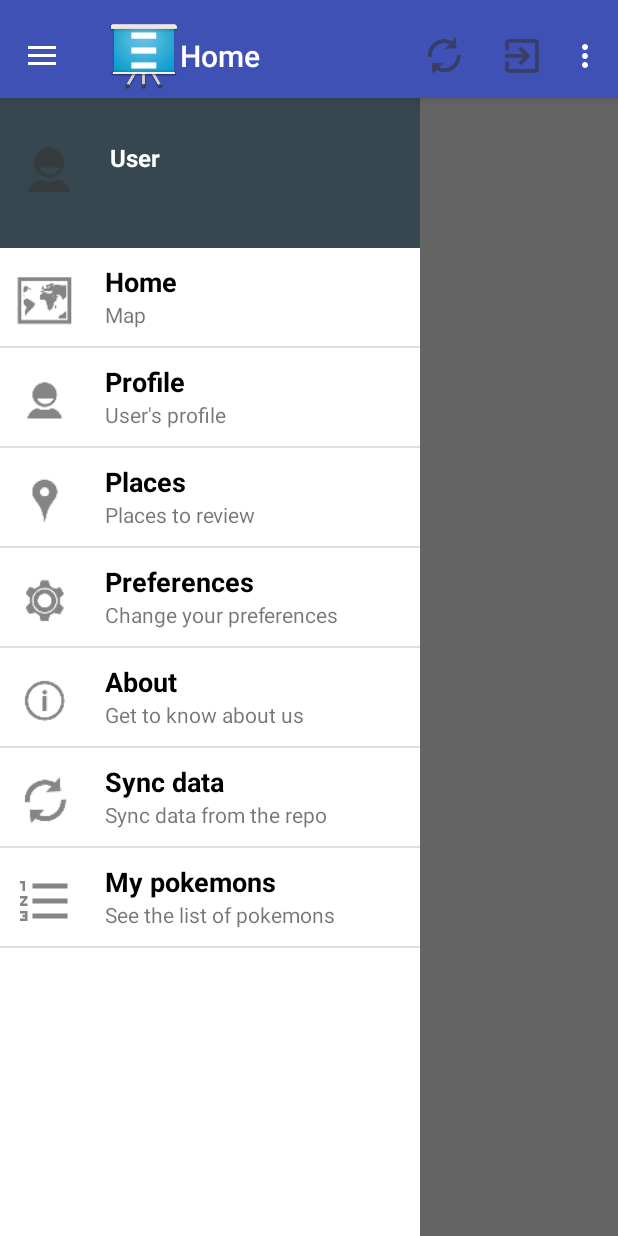
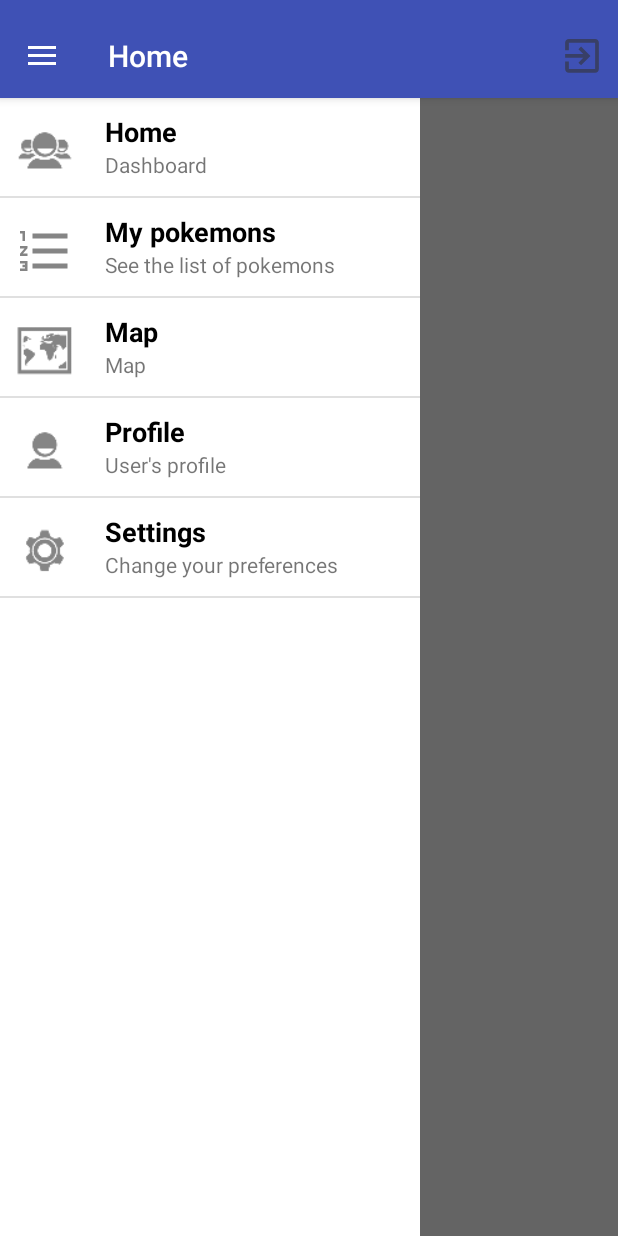
Before and after one commit to stefan096/android-pokeGo, an Android app: the MainActivity screen opened directly, with no data from a screen before it, with the side drawer open, on a phone screen of 412 x 824 dp. Run offline under Robolectric (Android 15) with nearby library versions, the phone set to English and light mode, and no system bars; 3 statements that could not run were skipped.

Commit message:
UI updates - menu, settings, profile etc. - #7

```diff
--- a/android/Reviewer/app/src/main/java/rs/reviewer/MainActivity.java
+++ b/android/Reviewer/app/src/main/java/rs/reviewer/MainActivity.java
@@ -31,6 +31,7 @@ import rs.reviewer.activities.LoginActivity;
 import rs.reviewer.activities.ProfileActivity;
 import rs.reviewer.activities.ReviewerPreferenceActivity;
 import rs.reviewer.adapters.DrawerListAdapter;
+import rs.reviewer.fragments.MapFragment;
 import rs.reviewer.fragments.MyFragment;
 import rs.reviewer.fragments.PokemonListFragment;
 import rs.reviewer.sync.SyncReceiver;
@@ -87,7 +88,6 @@ public class MainActivity extends AppCompatActivity {
 
         if (actionBar != null) {
             actionBar.setDisplayHomeAsUpEnabled(true);
-            actionBar.setIcon(R.drawable.ic_launcher);
             actionBar.setHomeAsUpIndicator(R.drawable.ic_drawer);
             actionBar.setHomeButtonEnabled(true);
         }
@@ -107,7 +107,7 @@ public class MainActivity extends AppCompatActivity {
 
             public void onDrawerOpened(View drawerView) {
 //                getActionBar().setTitle(mDrawerTitle);
-                getSupportActionBar().setTitle("iReviewer");
+                getSupportActionBar().setTitle("PokeGO");
                 invalidateOptionsMenu(); // creates call to onPrepareOptionsMenu()
             }
         };
@@ -165,7 +165,6 @@ public class MainActivity extends AppCompatActivity {
         if(allowSync){
             int interval = ReviewerTools.calculateTimeTillNextSync(Integer.parseInt(synctime));
             manager.setRepeating(AlarmManager.RTC_WAKEUP, System.currentTimeMillis(), interval, pendingIntent);
-            Toast.makeText(this, "Alarm Set", Toast.LENGTH_SHORT).show();
         }
 
         IntentFilter filter = new IntentFilter();
@@ -175,13 +174,11 @@ public class MainActivity extends AppCompatActivity {
     }
 
     private void prepareMenu(ArrayList<NavItem> mNavItems ){
-    	mNavItems.add(new NavItem(getString(R.string.home), getString(R.string.home_long), R.drawable.ic_action_map));
+    	mNavItems.add(new NavItem(getString(R.string.home), getString(R.string.home_long), R.drawable.ic_action_group));
+        mNavItems.add(new NavItem(getString(R.string.pokemon_list), getString(R.string.pokemon_list_long), R.drawable.ic_action_name));
+        mNavItems.add(new NavItem(getString(R.string.map), getString(R.string.map), R.drawable.ic_action_map));
         mNavItems.add(new NavItem(getString(R.string.profile), getString(R.string.profile_long), R.drawable.ic_action_person));
-        mNavItems.add(new NavItem(getString(R.string.places), getString(R.string.places_long), R.drawable.ic_action_place));
         mNavItems.add(new NavItem(getString(R.string.preferences), getString(R.string.preferences_long), R.drawable.ic_action_settings));
-        mNavItems.add(new NavItem(getString(R.string.about), getString(R.string.about_long), R.drawable.ic_action_about));
-        mNavItems.add(new NavItem(getString(R.string.sync_data), getString(R.string.sync_data_long), R.drawable.ic_action_refresh));
-        mNavItems.add(new NavItem(getString(R.string.pokemon_list), getString(R.string.pokemon_list_long), R.drawable.ic_action_name));
 
     }
 
@@ -195,15 +192,6 @@ public class MainActivity extends AppCompatActivity {
     @Override
     public boolean onOptionsItemSelected(MenuItem item) {
         switch (item.getItemId()) {
-            case R.id.action_settings:
-                Intent i = new Intent(this, ReviewerPreferenceActivity.class);
-                startActivity(i);
-                return true;
-//            case R.id.action_new:
-//                Util.initDB(MainActivity.this);
-//                finish();
-//                startActivity(getIntent());
-
             case R.id.action_log_out:
                 UserUtil.setLogInUser(null, getApplicationContext());
                 Intent login = new Intent(this, LoginActivity.class);
@@ -228,31 +216,23 @@ public class MainActivity extends AppCompatActivity {
     private void selectItemFromDrawer(int position) {
         if(position == 0){
             FragmentTransition.to(MyFragment.newInstance(), this, false);
-        }else if(position == 1){ //profile
+        }else if(position == 1){ //list of pokemons
+            FragmentTransition.to(PokemonListFragment.newInstance(), this, false);
+            //..
+        }else if(position == 2){ //map
+            FragmentTransition.to(MapFragment.newInstance(), this, false);
+        }else if(position == 3){ //profile
             Intent profile = new Intent(MainActivity.this, ProfileActivity.class);
             startActivity(profile);
-            //..
-        }else if(position == 2){ //places
+        }else if(position == 4){ //preferences
             Intent preference = new Intent(MainActivity.this,ReviewerPreferenceActivity.class);
             startActivity(preference);
-        }else if(position == 3){ //preferences
-            //.
-        }else if(position == 4){ //about
-            //..
-        }else if(position == 5){ //sync data
-            //...
-        }else if(position == 6){ // list of pokemons
-            FragmentTransition.to(PokemonListFragment.newInstance(), this, false);
-            //startActivity(pokemonsList);
         }else{
             Log.e("DRAWER", "Nesto van opsega!");
         }
 
         mDrawerList.setItemChecked(position, true);
-        if(position != 5) // za sve osim za sync
-        {
-            setTitle(mNavItems.get(position).getmTitle());
-        }
+        setTitle(mNavItems.get(position).getmTitle());
         mDrawerLayout.closeDrawer(mDrawerPane);
     }
 
--- a/android/Reviewer/app/src/main/java/rs/reviewer/activities/ProfileActivity.java
+++ b/android/Reviewer/app/src/main/java/rs/reviewer/activities/ProfileActivity.java
@@ -1,6 +1,6 @@
 package rs.reviewer.activities;
 
-import android.app.Activity;
+import androidx.appcompat.app.AppCompatActivity;
 import android.content.Intent;
 import android.os.Bundle;
 import android.util.Log;
@@ -22,7 +22,7 @@ import rs.reviewer.rest.BaseService;
 import rs.reviewer.utils.UserUtil;
 
 
-public class ProfileActivity extends Activity {
+public class ProfileActivity extends AppCompatActivity {
 
     private User user;
 
--- a/android/Reviewer/app/src/main/java/rs/reviewer/fragments/PokemonListFragment.java
+++ b/android/Reviewer/app/src/main/java/rs/reviewer/fragments/PokemonListFragment.java
@@ -79,7 +79,6 @@ public class PokemonListFragment extends ListFragment implements LoaderManager.L
     @Override
     public void onActivityCreated(Bundle savedInstanceState) {
         super.onActivityCreated(savedInstanceState);
-        //Toast.makeText(getActivity(), "onActivityCreated()", Toast.LENGTH_SHORT).show();
         userId = UserUtil.getLogInUser(getActivity().getApplicationContext());
         user = new Gson().fromJson(userId, User.class);
         Call<ResponseBody> call = BaseService.userService.findByIdForPokemons(user.getId());
--- a/android/Reviewer/app/src/main/res/layout/activity_main.xml
+++ b/android/Reviewer/app/src/main/res/layout/activity_main.xml
@@ -44,49 +44,11 @@
             android:id="@+id/drawerPane"
             android:layout_gravity="start">
 
-            <!-- Profile Box -->
-
-            <RelativeLayout
-                android:id="@+id/profileBox"
-                android:layout_width="match_parent"
-                android:layout_height="100dp"
-                android:background="@color/material_blue_grey_800"
-                android:padding="8dp" >
-
-                <ImageView
-                    android:id="@+id/avatar"
-                    android:layout_width="50dp"
-                    android:layout_height="50dp"
-                    android:src="@drawable/ic_action_person"
-                    android:layout_marginTop="15dp"
-                    />
-
-                <LinearLayout
-                    android:layout_width="wrap_content"
-                    android:layout_height="42dp"
-                    android:layout_centerVertical="true"
-                    android:layout_marginLeft="15dp"
-                    android:layout_toRightOf="@+id/avatar"
-                    android:orientation="vertical" >
-
-                    <TextView
-                        android:id="@+id/userName"
-                        android:layout_width="wrap_content"
-                        android:layout_height="wrap_content"
-                        android:text="User"
-                        android:textColor="#fff"
-                        android:textSize="16sp"
-                        android:textStyle="bold" />
-
-                </LinearLayout>
-            </RelativeLayout>
-
             <!-- List of Actions (pages) -->
             <ListView
                 android:id="@+id/navList"
                 android:layout_width="280dp"
                 android:layout_height="match_parent"
-                android:layout_below="@+id/profileBox"
                 android:choiceMode="singleChoice"
                 android:background="#ffffffff" />
 
--- a/android/Reviewer/app/src/main/res/layout/login.xml
+++ b/android/Reviewer/app/src/main/res/layout/login.xml
@@ -12,7 +12,7 @@
         <ImageView
             android:id="@+id/logo"
             android:layout_width="match_parent"
-            android:layout_height="240dp"
+            android:layout_height="200dp"
             android:layout_alignParentStart="true"
             android:layout_alignParentLeft="true"
             android:layout_alignParentTop="true"
--- a/android/Reviewer/app/src/main/res/layout/register.xml
+++ b/android/Reviewer/app/src/main/res/layout/register.xml
@@ -12,7 +12,7 @@
         <ImageView
             android:id="@+id/logo"
             android:layout_width="match_parent"
-            android:layout_height="240dp"
+            android:layout_height="200dp"
             android:layout_alignParentStart="true"
             android:layout_alignParentLeft="true"
             android:layout_alignParentTop="true"
--- a/android/Reviewer/app/src/main/res/menu/activity_itemdetail.xml
+++ b/android/Reviewer/app/src/main/res/menu/activity_itemdetail.xml
@@ -1,26 +1,11 @@
 <?xml version="1.0" encoding="utf-8"?>
 <menu xmlns:android="http://schemas.android.com/apk/res/android"
     xmlns:app="http://schemas.android.com/apk/res-auto">
-    <item android:id="@+id/action_settings"
-        android:title="@string/action_settings"
-        android:orderInCategory="100"
-        app:showAsAction="never" />
-
-    <item android:id="@+id/action_refresh"
-        android:title="@string/action_refresh"
-        android:icon="@drawable/ic_action_refresh"
-        android:orderInCategory="200"
-        app:showAsAction="ifRoom" />
-
-<!--    <item android:id="@+id/action_new"-->
-<!--        android:title="@string/action_new"-->
-<!--        android:icon="@drawable/ic_action_new"-->
-<!--        android:orderInCategory="300"-->
-<!--        app:showAsAction="ifRoom" />-->
-
     <item android:id="@+id/action_log_out"
         android:title="@string/action_log_out"
         android:icon="@drawable/ic_log_out"
         android:orderInCategory="300"
+        android:iconTint="@color/white"
+
         app:showAsAction="ifRoom" />
 </menu>
--- a/android/Reviewer/app/src/main/res/values/colors.xml
+++ b/android/Reviewer/app/src/main/res/values/colors.xml
@@ -5,4 +5,5 @@
     <color name="colorAccent">#FF4081</color>
     <color name="holo_blue">#FF33B5E5</color>
     <color name="blue"> #1a1aff</color>
+    <color name="white">#ffffff</color>
 </resources>
--- a/android/Reviewer/app/src/main/res/values/strings.xml
+++ b/android/Reviewer/app/src/main/res/values/strings.xml
@@ -2,7 +2,7 @@
     <string name="app_name">iReviewer</string>
     <string name="search">Search</string>
     <string name="home">Home</string>
-    <string name="preferences">Preferences</string>
+    <string name="preferences">Settings</string>
     <string name="about">About</string>
     <string name="drawer_open">Open navigation drawer</string>
     <string name="drawer_close">Close navigation drawer</string>
@@ -18,7 +18,8 @@
     <string name="set_as_main">Set as main</string>
     <string name="notifications">Notifications</string>
     <string name="sync_data">Sync data</string>
-    <string name="home_long">Map</string>
+    <string name="home_long">Dashboard</string>
+    <string name="map">Map</string>
     <string name="places_long">Places to review</string>
     <string name="preferences_long">Change your preferences</string>
     <string name="about_long">Get to know about us</string>
@@ -47,7 +48,9 @@
     <string name="pref_sync_summ">Allow app to sync data automatically, when wifi is avalible</string>
     <string name="pref_syncConnectionType">Sync interval</string>
     <string name="pref_radiusConnectionType">Radius lookup</string>
+    <string name="pref_radiusConnectionSumm">Specify desired lookup range for when to be notified when pokemons are near</string>
     <string name="pref_sync_list">pref_sync_list</string>
+    <string name="pref_map_list">pref_map_list</string>
     <string name="pref_radius">pref_radius</string>
     <string name="pref_sync">pref_sync</string>
     <string name="notif_on_sync_key">notif_on_sync</string>
```
Also changed, not shown: android/Reviewer/app/src/main/res/layout/list_layout.xml (added, +12 -0 lines), android/Reviewer/app/src/main/res/layout/profile.xml (+5 -26 lines), android/Reviewer/app/src/main/res/xml/preferences.xml (+17 -1 lines), android/Reviewer/app/src/main/res/drawable-hdpi/pokemon.png (added).
